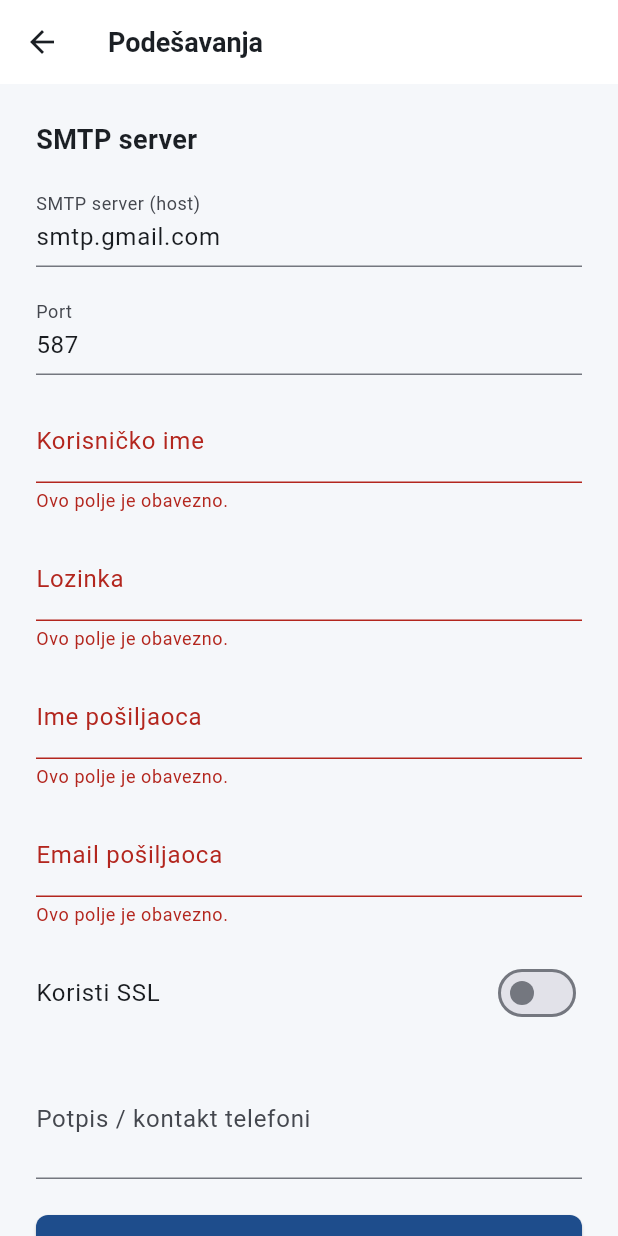
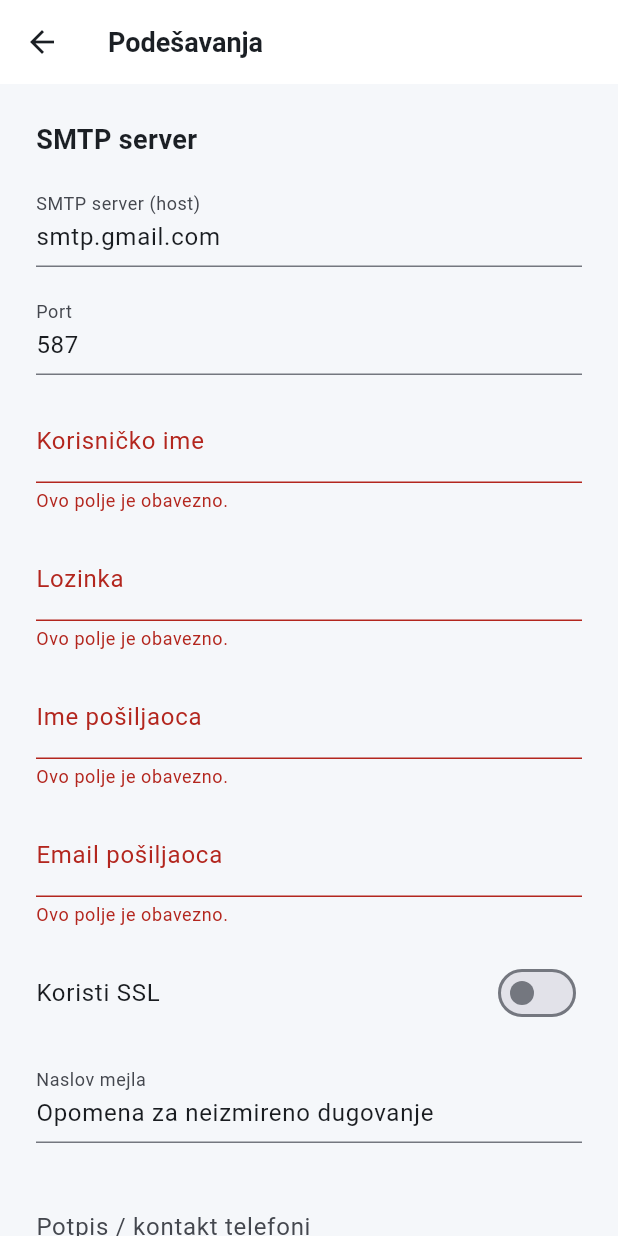
Before and after one commit to zvladimir24/Stringer, a Flutter app: the _SettingsScreenView screen opened directly, after a tap on "Sačuvaj podešavanja", on a phone screen of 412 x 824 dp. Run offline on Flutter 3.47's test engine with Material 3 defaults, Android fonts, the phone set to English and light mode, and no system bars; our stand-ins replace equatable, file_picker, flutter_bloc, flutter_secure_storage, get_it, injectable; missing offline and left inert: excel, mailer; accounts and stored records are empty.

Commit message:
Add komercijalista block to reminder emails and configurable subject
Shows a two-row "Komercijalista" block above the debt breakdown table
in the reminder email whenever a sales rep is set for that contact,
skipped entirely otherwise.

Replaces the hardcoded email subject with a new "Naslov mejla" field
on the Settings screen, persisted alongside the other SMTP settings
so it only needs to be set once. The company name is still appended
automatically so individual emails stay distinguishable in a mailbox.

Co-Authored-By: Claude Sonnet 5 <noreply@anthropic.com>

```diff
--- a/lib/data/datasources/mailer_email_data_source.dart
+++ b/lib/data/datasources/mailer_email_data_source.dart
@@ -20,6 +20,8 @@ class MailerEmailDataSource {
     final content = PaymentReminderEmailTemplate.build(
       debtor: debtor,
       footerText: settings.footerText,
+      emailSubject: settings.emailSubject,
+      komercijalista: contact.komercijalista,
     );
 
     final server = SmtpServer(
--- a/lib/domain/models/smtp_settings.dart
+++ b/lib/domain/models/smtp_settings.dart
@@ -1,4 +1,6 @@
 class SmtpSettings {
+  static const defaultEmailSubject = 'Opomena za neizmireno dugovanje';
+
   final String host;
   final int port;
   final String username;
@@ -7,6 +9,7 @@ class SmtpSettings {
   final String senderEmail;
   final bool useSsl;
   final String footerText;
+  final String emailSubject;
 
   const SmtpSettings({
     required this.host,
@@ -17,5 +20,6 @@ class SmtpSettings {
     required this.senderEmail,
     required this.useSsl,
     required this.footerText,
+    this.emailSubject = defaultEmailSubject,
   });
 }
--- a/lib/l10n/app_en.arb
+++ b/lib/l10n/app_en.arb
@@ -64,6 +64,8 @@
   "settingsSenderNameLabel": "Sender name",
   "settingsSenderEmailLabel": "Sender email",
   "settingsUseSslLabel": "Use SSL",
+  "settingsEmailSubjectLabel": "Email subject",
+  "settingsEmailSubjectHint": "e.g. Overdue payment reminder",
   "settingsFooterLabel": "Signature / contact phone numbers",
   "settingsFooterHint": "e.g. Company name, Phone: 011/xxx-xxx",
   "settingsSaveButton": "Save settings",
--- a/lib/l10n/app_sr.arb
+++ b/lib/l10n/app_sr.arb
@@ -271,6 +271,14 @@
   "@settingsUseSslLabel": {
     "description": "Label for the use-SSL toggle."
   },
+  "settingsEmailSubjectLabel": "Naslov mejla",
+  "@settingsEmailSubjectLabel": {
+    "description": "Label for the email subject field on the settings screen."
+  },
+  "settingsEmailSubjectHint": "npr. Opomena za neizmireno dugovanje",
+  "@settingsEmailSubjectHint": {
+    "description": "Hint text for the email subject field."
+  },
   "settingsFooterLabel": "Potpis / kontakt telefoni",
   "@settingsFooterLabel": {
     "description": "Label for the footer/signature text field appended to every email."
--- a/lib/presentation/screens/settings_screen/settings_screen.dart
+++ b/lib/presentation/screens/settings_screen/settings_screen.dart
@@ -38,6 +38,7 @@ class _SettingsScreenViewState extends State<_SettingsScreenView> {
   final _senderNameController = TextEditingController();
   final _senderEmailController = TextEditingController();
   final _footerController = TextEditingController();
+  final _emailSubjectController = TextEditingController();
   // Off by default: Gmail/Google Workspace (the expected provider) uses
   // STARTTLS on port 587, not a direct SSL connection.
   bool _useSsl = false;
@@ -52,6 +53,7 @@ class _SettingsScreenViewState extends State<_SettingsScreenView> {
     _senderNameController.dispose();
     _senderEmailController.dispose();
     _footerController.dispose();
+    _emailSubjectController.dispose();
     super.dispose();
   }
 
@@ -64,6 +66,7 @@ class _SettingsScreenViewState extends State<_SettingsScreenView> {
       // expected provider) so there's less to fill in.
       _hostController.text = 'smtp.gmail.com';
       _portController.text = '587';
+      _emailSubjectController.text = SmtpSettings.defaultEmailSubject;
       return;
     }
 
@@ -74,6 +77,7 @@ class _SettingsScreenViewState extends State<_SettingsScreenView> {
     _senderNameController.text = settings.senderName;
     _senderEmailController.text = settings.senderEmail;
     _footerController.text = settings.footerText;
+    _emailSubjectController.text = settings.emailSubject;
     _useSsl = settings.useSsl;
   }
 
@@ -89,6 +93,9 @@ class _SettingsScreenViewState extends State<_SettingsScreenView> {
       senderEmail: _senderEmailController.text.trim(),
       useSsl: _useSsl,
       footerText: _footerController.text,
+      emailSubject: _emailSubjectController.text.trim().isEmpty
+          ? SmtpSettings.defaultEmailSubject
+          : _emailSubjectController.text.trim(),
     );
 
     context.read<SettingsBloc>().add(SettingsSaveRequested(settings));
@@ -187,6 +194,14 @@ class _SettingsScreenViewState extends State<_SettingsScreenView> {
                     ),
                     const SizedBox(height: AppSpacing.md),
                     TextFormField(
+                      controller: _emailSubjectController,
+                      decoration: InputDecoration(
+                        labelText: context.l10n.settingsEmailSubjectLabel,
+                        hintText: context.l10n.settingsEmailSubjectHint,
+                      ),
+                    ),
+                    const SizedBox(height: AppSpacing.md),
+                    TextFormField(
                       controller: _footerController,
                       minLines: 2,
                       maxLines: 4,
```
Also changed, not shown: lib/data/dto/smtp_settings_dto.dart (+7 -0 lines), lib/data/templates/payment_reminder_email_template.dart (+21 -1 lines), lib/l10n/generated/app_localizations.dart, lib/l10n/generated/app_localizations_en.dart, lib/l10n/generated/app_localizations_sr.dart.
